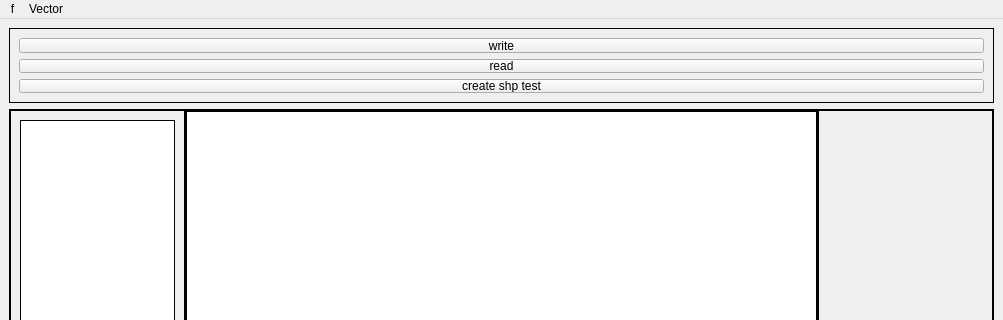
Above: mainwindow.ui from Doggerr111/GIS before the change; both pictures show x 0 to 1003 and y 0 to 320 of the 1003 by 600 pixel window. Below: the same form after it.
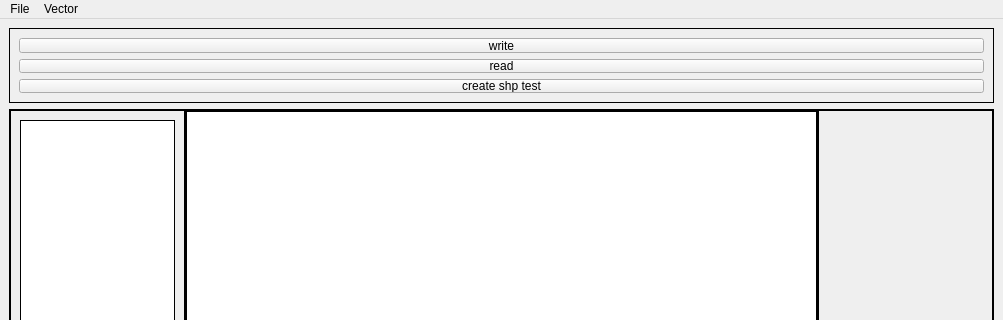
That is the form after the change. Icons and pictures are not drawn. Custom widgets are drawn as their Qt base class.

What changed in the file:
```diff
--- a/mainwindow.ui
+++ b/mainwindow.ui
@@ -315,7 +315,7 @@
    </property>
    <widget class="QMenu" name="menuf">
     <property name="title">
-     <string>f</string>
+     <string>File</string>
     </property>
    </widget>
    <widget class="QMenu" name="menuf_2">
```
Left out of the diff: 12 changed lines with no effect on the pictures.
